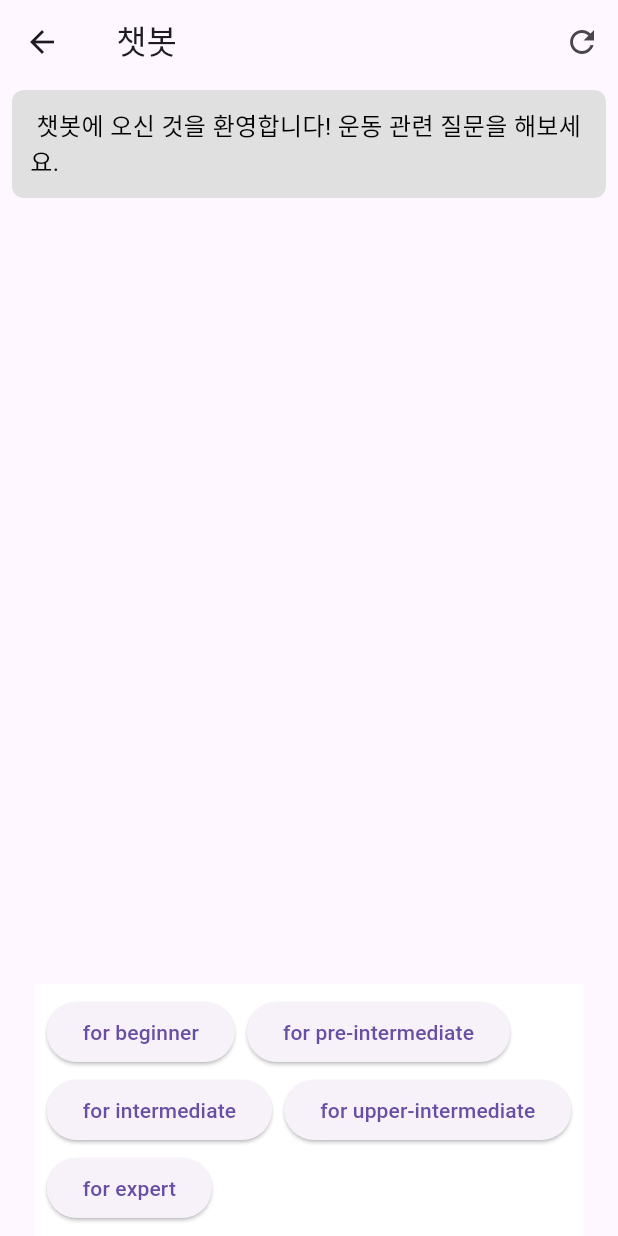
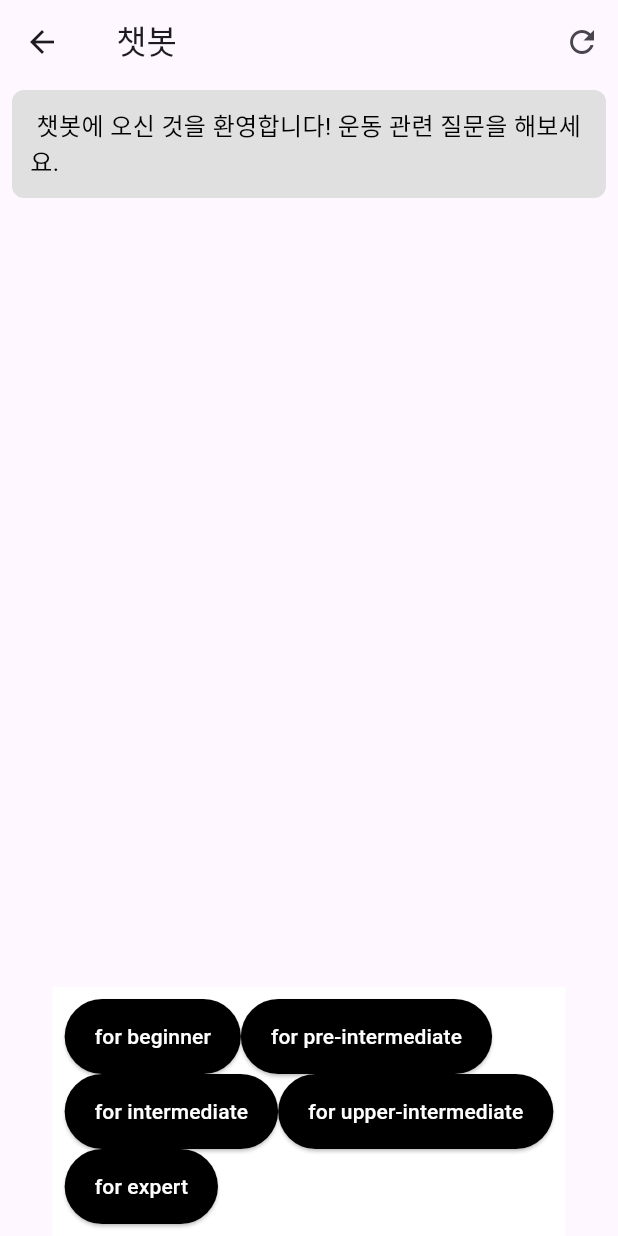
Before and after one commit to qotjwns/SpotUBae, a Flutter app: the ChatBotScreen screen opened directly with empty values, on a phone screen of 412 x 824 dp. Run offline on Flutter 3.47's test engine with Material 3 defaults, Android fonts, the light colour scheme and no system bars; our stand-ins replace fl_chart, shared_preferences; accounts and stored records are empty.

Commit message:
최종수정

```diff
--- a/lib/screens/chatbot/predefined_messages.dart
+++ b/lib/screens/chatbot/predefined_messages.dart
@@ -1,4 +1,5 @@
 import 'package:flutter/material.dart';
+import 'package:group_app/widgets/button_widget.dart';
 
 class PredefinedMessages extends StatelessWidget {
   final List<String> predefinedMessages;
@@ -16,12 +17,10 @@ class PredefinedMessages extends StatelessWidget {
       padding: const EdgeInsets.all(8.0),
       color: Colors.white,
       child: Wrap(
-        spacing: 8.0,
-        runSpacing: 4.0,
         children: predefinedMessages.map((message) {
-          return ElevatedButton(
+          return ButtonWidget(
             onPressed: () => onMessageSelected(message),
-            child: Text(message),
+            label: message
           );
         }).toList(),
       ),
```
